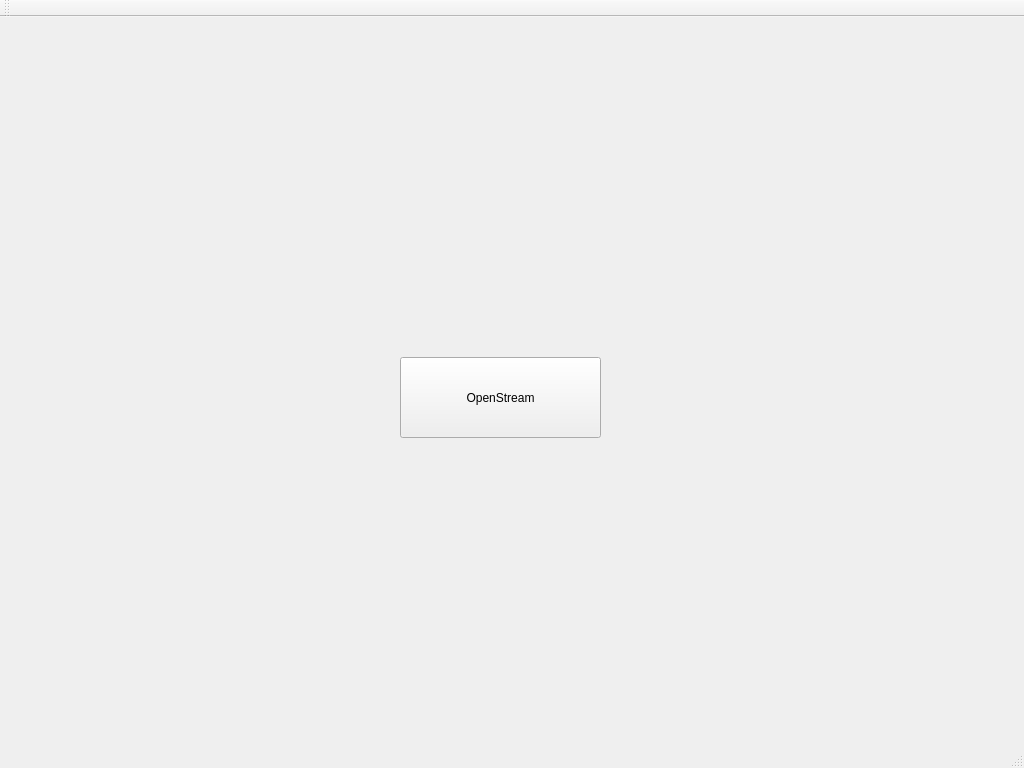
Before: the Qt Designer form apps-python/simple-view/mainwindow.ui in quachconghoang/iot-base, drawn with Qt 5.
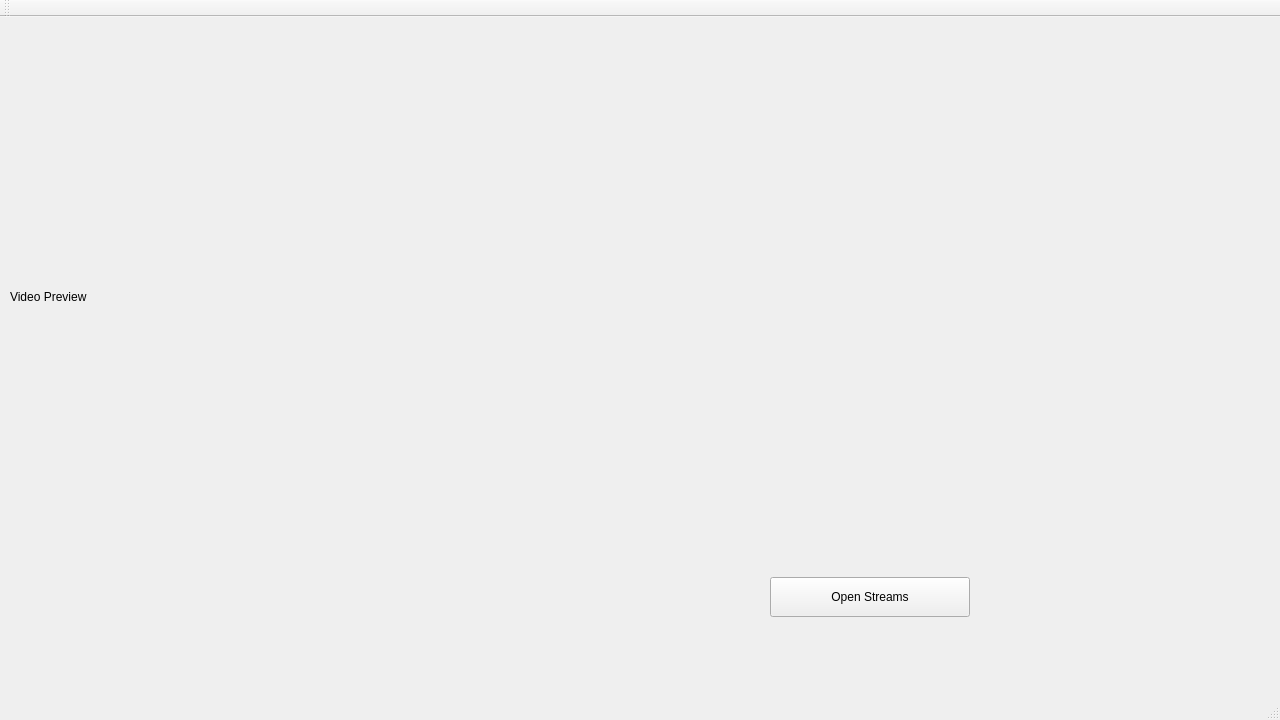
After: the same form once the commit is applied.

```diff
--- a/apps-python/simple-view/mainwindow.ui
+++ b/apps-python/simple-view/mainwindow.ui
@@ -6,8 +6,8 @@
    <rect>
     <x>0</x>
     <y>0</y>
-    <width>1024</width>
-    <height>768</height>
+    <width>1280</width>
+    <height>720</height>
    </rect>
   </property>
   <property name="windowTitle">
@@ -17,14 +17,30 @@
    <widget class="QPushButton" name="pushButton">
     <property name="geometry">
      <rect>
-      <x>400</x>
-      <y>340</y>
-      <width>201</width>
-      <height>81</height>
+      <x>770</x>
+      <y>560</y>
+      <width>200</width>
+      <height>40</height>
      </rect>
     </property>
     <property name="text">
-     <string>OpenStream</string>
+     <string>Open Streams</string>
+    </property>
+    <property name="checkable">
+     <bool>true</bool>
+    </property>
+   </widget>
+   <widget class="QLabel" name="videoPreview">
+    <property name="geometry">
+     <rect>
+      <x>10</x>
+      <y>10</y>
+      <width>960</width>
+      <height>540</height>
+     </rect>
+    </property>
+    <property name="text">
+     <string>Video Preview</string>
     </property>
    </widget>
   </widget>
```
Left out of the diff: 4 changed lines with no effect on the pictures.
